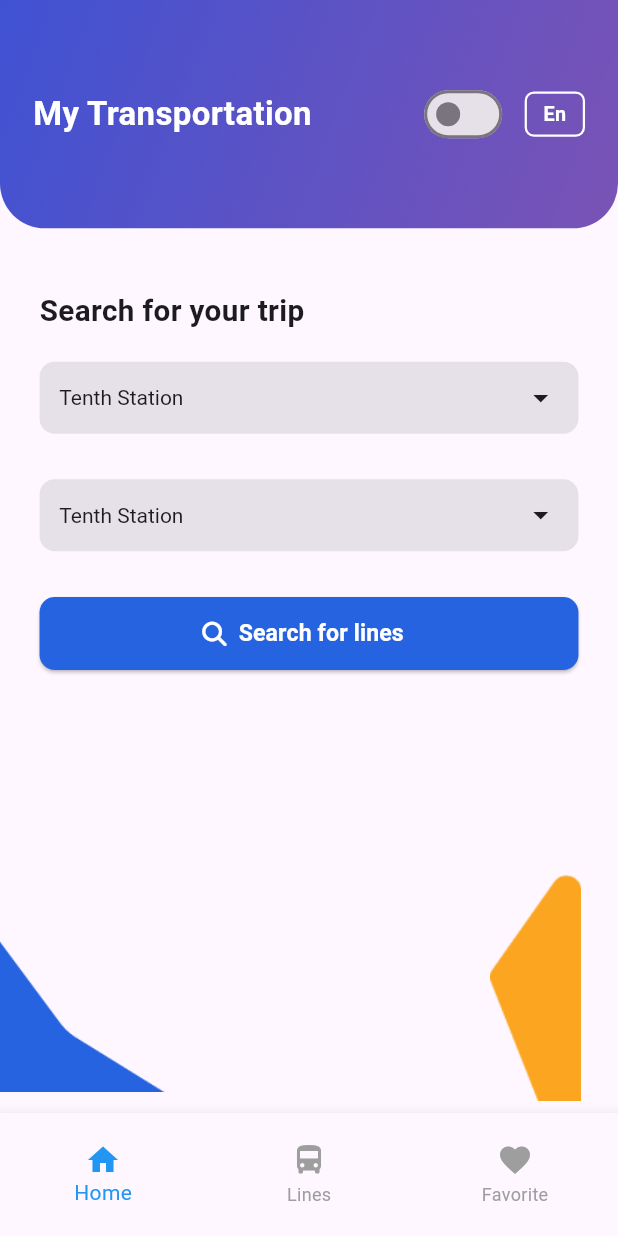
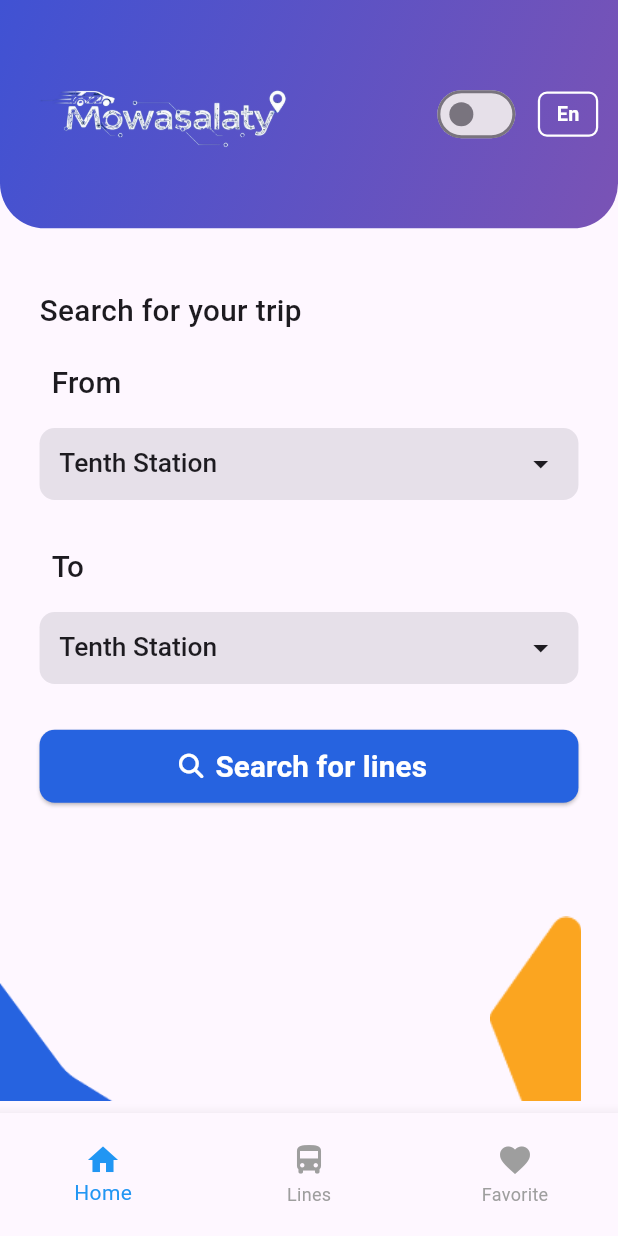
Before and after one commit to MohamedHussein20/graduation, a Flutter app: the screen it shows after launch, on a phone screen of 412 x 824 dp. Run offline on Flutter 3.47's test engine with Material 3 defaults, Android fonts, the light colour scheme and no system bars; our stand-ins replace flutter_screenutil, font_awesome_flutter.

Commit message:
refactor search screen

```diff
--- a/lib/features/constants.dart
+++ /dev/null
@@ -1,3 +0,0 @@
-import 'package:flutter/material.dart';
-
-ThemeData appTheme = ThemeData.light();
--- /dev/null
+++ b/lib/features/search/presentation/screens/search_screen.dart
@@ -0,0 +1,71 @@
+import 'package:flutter/material.dart';
+import 'package:flutter_screenutil/flutter_screenutil.dart';
+import 'package:graduation_app/features/search/presentation/widgets/search_bottom_shapes.dart';
+import 'package:graduation_app/features/search/presentation/widgets/search_custom_button.dart';
+import 'package:graduation_app/features/search/presentation/widgets/search_drop_down_menu_item.dart';
+import 'package:graduation_app/features/search/presentation/widgets/search_settings_bar.dart';
+
+class SearchScreen extends StatelessWidget {
+  const SearchScreen({super.key});
+
+  @override
+  Widget build(BuildContext context) {
+    return Scaffold(
+      backgroundColor: Theme.of(context).colorScheme.surface,
+      body: SingleChildScrollView(
+        child: Column(
+          children: [
+            const SearchSettingsBar(),
+            SizedBox(height: 40.h),
+            Padding(
+              padding: EdgeInsets.symmetric(horizontal: 24.w),
+              child: Column(
+                crossAxisAlignment: CrossAxisAlignment.start,
+                children: [
+                  Text(
+                    "Search for your trip",
+                    style: TextStyle(
+                      fontWeight: FontWeight.w500,
+                      fontSize: 18.sp,
+                      color: Theme.of(context).colorScheme.onSurface,
+                    ),
+                  ),
+                  SizedBox(height: 20.h),
+                  Padding(
+                    padding: const EdgeInsets.symmetric(horizontal: 8.0),
+                    child: Text(
+                      "From",
+                      style: TextStyle(
+                        fontSize: 18.sp,
+                        fontWeight: FontWeight.w500,
+                      ),
+                    ),
+                  ),
+                  SizedBox(height: 16.h),
+                  const SearchDropDownMenuItem(),
+                  SizedBox(height: 30.h),
+                  Padding(
+                    padding: const EdgeInsets.symmetric(horizontal: 8.0),
+                    child: Text(
+                      "To",
+                      style: TextStyle(
+                        fontSize: 18.sp,
+                        fontWeight: FontWeight.w500,
+                      ),
+                    ),
+                  ),
+                  SizedBox(height: 16.h),
+                  const SearchDropDownMenuItem(),
+                  SizedBox(height: 30.h),
+                  // 🔹 Button also adapts
+                  const SearchCustomButton(),
+                ],
+              ),
+            ),
+            const SearchBottomShapes(),
+          ],
+        ),
+      ),
+    );
+  }
+}
--- a/lib/features/search/presentation/search_screen.dart
+++ /dev/null
@@ -1,226 +0,0 @@
-import 'package:flutter/material.dart';
-import 'package:flutter_screenutil/flutter_screenutil.dart';
-import 'package:font_awesome_flutter/font_awesome_flutter.dart';
-import 'package:graduation_app/core/utils/theme_provider.dart';
-import 'package:provider/provider.dart';
-
-class SearchScreen extends StatefulWidget {
-  const SearchScreen({super.key});
-
-  @override
-  State<SearchScreen> createState() => _SearchScreenState();
-}
-
-class _SearchScreenState extends State<SearchScreen> {
-  bool isSwitched = false;
-  @override
-  Widget build(BuildContext context) {
-    return Scaffold(
-      backgroundColor: Theme.of(context).colorScheme.surface,
-      body: SingleChildScrollView(
-        child: Column(
-          children: [
-            Container(
-              width: double.infinity,
-              height: 150.h,
-              padding: EdgeInsets.symmetric(horizontal: 20.w, vertical: 40.h),
-              decoration: const BoxDecoration(
-                gradient: LinearGradient(
-                  colors: [
-                    Color(0xFF4052D3),
-                    Color(0xFF7A53B5),
-                  ],
-                  begin: Alignment.topLeft,
-                  end: Alignment.bottomRight,
-                ),
-                borderRadius: BorderRadius.only(
-                  bottomLeft: Radius.circular(30),
-                  bottomRight: Radius.circular(30),
-                ),
-              ),
-              child: Row(
-                mainAxisAlignment: MainAxisAlignment.spaceBetween,
-                children: [
-                  Text(
-                    "My Transportation",
-                    style: TextStyle(
-                      fontSize: 20.sp,
-                      fontWeight: FontWeight.bold,
-                      color: Theme.of(context).colorScheme.onPrimary,
-                    ),
-                  ),
-                  Row(
-                    children: [
-                      Switch(
-                        value: context.watch<ThemeProvider>().isDarkMode,
-                        onChanged: (value) {
-                          context.read<ThemeProvider>().toggleTheme(value);
-                        },
-                        activeThumbColor: Theme.of(
-                          context,
-                        ).colorScheme.onPrimary,
-                      ),
-                      SizedBox(width: 10.w),
-                      Container(
-                        padding: EdgeInsets.symmetric(
-                          horizontal: 10.w,
-                          vertical: 4.h,
-                        ),
-                        decoration: BoxDecoration(
-                          border: Border.all(
-                            color: Theme.of(context).colorScheme.onPrimary,
-                            width: 1.5,
-                          ),
-                          borderRadius: BorderRadius.circular(6.r),
-                        ),
-                        child: Text(
-                          "En",
-                          style: TextStyle(
-                            fontWeight: FontWeight.bold,
-                            fontSize: 12.sp,
-                            color: Theme.of(context).colorScheme.onPrimary,
-                          ),
-                        ),
-                      ),
-                    ],
-                  ),
-                ],
-              ),
-            ),
-            SizedBox(height: 40.h),
-
-            // 🔹 Example of dropdown and button using theme colors
-            Padding(
-              padding: EdgeInsets.symmetric(horizontal: 24.w),
-              child: Column(
-                crossAxisAlignment: CrossAxisAlignment.start,
-                children: [
-                  Text(
-                    "Search for your trip",
-                    style: TextStyle(
-                      fontWeight: FontWeight.bold,
-                      fontSize: 18.sp,
-                      color: Theme.of(context).colorScheme.onSurface,
-                    ),
-                  ),
-                  SizedBox(height: 20.h),
-
-                  Container(
-                    padding: EdgeInsets.symmetric(horizontal: 12.w),
-                    decoration: BoxDecoration(
-                      color: Theme.of(
-                        context,
-                      ).colorScheme.surfaceContainerHighest,
-                      borderRadius: BorderRadius.circular(10.r),
-                    ),
-                    child: DropdownButtonHideUnderline(
-                      child: DropdownButton<String>(
-                        value: "Tenth Station",
-                        isExpanded: true,
-                        items: const [
-                          DropdownMenuItem(
-                            value: "Tenth Station",
-                            child: Text("Tenth Station"),
-                          ),
-                          DropdownMenuItem(
-                            value: "Downtown",
-                            child: Text("Downtown"),
-                          ),
-                        ],
-                        onChanged: (value) {},
-                        icon: Icon(
-                          Icons.arrow_drop_down,
-                          color: Theme.of(context).colorScheme.onSurface,
-                        ),
-                        style: TextStyle(
-                          color: Theme.of(context).colorScheme.onSurface,
-                        ),
-                      ),
-                    ),
-                  ),
-
-                  SizedBox(height: 30.h),
-                  Container(
-                    padding: EdgeInsets.symmetric(horizontal: 12.w),
-                    decoration: BoxDecoration(
-                      color: Theme.of(
-                        context,
-                      ).colorScheme.surfaceContainerHighest,
-                      borderRadius: BorderRadius.circular(10.r),
-                    ),
-                    child: DropdownButtonHideUnderline(
-                      child: DropdownButton<String>(
-                        value: "Tenth Station",
-                        isExpanded: true,
-                        items: const [
-                          DropdownMenuItem(
-                            value: "Tenth Station",
-                            child: Text("Tenth Station"),
-                          ),
-                          DropdownMenuItem(
-                            value: "Downtown",
-                            child: Text("Downtown"),
-                          ),
-                        ],
-                        onChanged: (value) {},
-                        icon: Icon(
-                          Icons.arrow_drop_down,
-                          color: Theme.of(context).colorScheme.onSurface,
-                        ),
-                        style: TextStyle(
-                          color: Theme.of(context).colorScheme.onSurface,
-                        ),
-                      ),
-                    ),
-                  ),
-                  SizedBox(height: 30.h),
-                  // 🔹 Button also adapts
-                  SizedBox(
-                    width: double.infinity,
-                    height: 48.h,
-                    child: ElevatedButton.icon(
-                      style: ElevatedButton.styleFrom(
-                        backgroundColor: const Color(0xff2663E0),
-                        shape: RoundedRectangleBorder(
-                          borderRadius: BorderRadius.circular(10.r),
-                        ),
-                      ),
-                      onPressed: () {},
-                      icon: Icon(
-                        FontAwesomeIcons.magnifyingGlass,
-                        size: 16.r,
-                        color: Theme.of(context).colorScheme.onPrimary,
-                      ),
-                      label: Text(
-                        "Search for lines",
-                        style: TextStyle(
-                          fontSize: 14.sp,
-                          fontWeight: FontWeight.bold,
-                          color: Theme.of(context).colorScheme.onPrimary,
-                        ),
-                      ),
-                    ),
-                  ),
-                ],
-              ),
-            ),
-            SizedBox(height: 60.h),
-            Row(
-              mainAxisAlignment: MainAxisAlignment.spaceBetween,
-              children: [
-                Image.asset(
-                  "assets/images/blue_corner.png",
-                  width: 100.w,
-                ),
-                Image.asset(
-                  "assets/images/yellow_corner.png",
-                  width: 100.w,
-                ),
-              ],
-            ),
-          ],
-        ),
-      ),
-    );
-  }
-}
--- /dev/null
+++ b/lib/features/search/presentation/widgets/search_bottom_shapes.dart
@@ -0,0 +1,25 @@
+import 'package:flutter/material.dart';
+import 'package:flutter_screenutil/flutter_screenutil.dart';
+
+class SearchBottomShapes extends StatelessWidget {
+  const SearchBottomShapes({
+    super.key,
+  });
+
+  @override
+  Widget build(BuildContext context) {
+    return Row(
+      mainAxisAlignment: MainAxisAlignment.spaceBetween,
+      children: [
+        Image.asset(
+          "assets/images/blue_corner.png",
+          width: 100.w,
+        ),
+        Image.asset(
+          "assets/images/yellow_corner.png",
+          width: 100.w,
+        ),
+      ],
+    );
+  }
+}
--- /dev/null
+++ b/lib/features/search/presentation/widgets/search_custom_button.dart
@@ -0,0 +1,37 @@
+import 'package:flutter/material.dart';
+import 'package:flutter_screenutil/flutter_screenutil.dart';
+import 'package:font_awesome_flutter/font_awesome_flutter.dart';
+
+class SearchCustomButton extends StatelessWidget {
+  const SearchCustomButton({super.key});
+
+  @override
+  Widget build(BuildContext context) {
+    return SizedBox(
+      width: double.infinity,
+      height: 48.h,
+      child: ElevatedButton.icon(
+        style: ElevatedButton.styleFrom(
+          backgroundColor: const Color(0xff2663E0),
+          shape: RoundedRectangleBorder(
+            borderRadius: BorderRadius.circular(10.r),
+          ),
+        ),
+        onPressed: () {},
+        icon: Icon(
+          FontAwesomeIcons.magnifyingGlass,
+          size: 16.r,
+          color: Theme.of(context).colorScheme.onPrimary,
+        ),
+        label: Text(
+          "Search for lines",
+          style: TextStyle(
+            fontSize: 18.sp,
+            fontWeight: FontWeight.bold,
+            color: Theme.of(context).colorScheme.onPrimary,
+          ),
+        ),
+      ),
+    );
+  }
+}
--- /dev/null
+++ b/lib/features/search/presentation/widgets/search_drop_down_menu_item.dart
@@ -0,0 +1,57 @@
+import 'package:flutter/material.dart';
+import 'package:flutter_screenutil/flutter_screenutil.dart';
+
+class SearchDropDownMenuItem extends StatelessWidget {
+  const SearchDropDownMenuItem({
+    super.key,
+  });
+
+  @override
+  Widget build(BuildContext context) {
+    return Container(
+      padding: EdgeInsets.symmetric(horizontal: 12.w),
+      decoration: BoxDecoration(
+        color: Theme.of(
+          context,
+        ).colorScheme.surfaceContainerHighest,
+        borderRadius: BorderRadius.circular(10.r),
+      ),
+      child: DropdownButtonHideUnderline(
+        child: DropdownButton<String>(
+          value: "Tenth Station",
+          isExpanded: true,
+          items: [
+            DropdownMenuItem(
+              value: "Tenth Station",
+              child: Text(
+                "Tenth Station",
+                style: TextStyle(
+                  fontSize: 16.sp,
+                  fontWeight: FontWeight.w500,
+                ),
+              ),
+            ),
+            DropdownMenuItem(
+              value: "Downtown",
+              child: Text(
+                "Downtown",
+                style: TextStyle(
+                  fontSize: 16.sp,
+                  fontWeight: FontWeight.w500,
+                ),
+              ),
+            ),
+          ],
+          onChanged: (value) {},
+          icon: Icon(
+            Icons.arrow_drop_down,
+            color: Theme.of(context).colorScheme.onSurface,
+          ),
+          style: TextStyle(
+            color: Theme.of(context).colorScheme.onSurface,
+          ),
+        ),
+      ),
+    );
+  }
+}
--- /dev/null
+++ b/lib/features/search/presentation/widgets/search_settings_bar.dart
@@ -0,0 +1,85 @@
+import 'package:flutter/material.dart';
+import 'package:flutter_screenutil/flutter_screenutil.dart';
+import 'package:graduation_app/core/utils/theme_provider.dart';
+import 'package:provider/provider.dart';
+
+class SearchSettingsBar extends StatefulWidget {
+  const SearchSettingsBar({
+    super.key,
+  });
+
+  @override
+  State<SearchSettingsBar> createState() => _SearchSettingsBarState();
+}
+
+class _SearchSettingsBarState extends State<SearchSettingsBar> {
+  bool isSwitched = false;
+  @override
+  Widget build(BuildContext context) {
+    return Container(
+      width: double.infinity,
+      height: 150.h,
+      padding: EdgeInsets.symmetric(horizontal: 12.w, vertical: 40.h),
+      decoration: const BoxDecoration(
+        gradient: LinearGradient(
+          colors: [
+            Color(0xFF4052D3),
+            Color(0xFF7A53B5),
+          ],
+          begin: Alignment.topLeft,
+          end: Alignment.bottomRight,
+        ),
+        borderRadius: BorderRadius.only(
+          bottomLeft: Radius.circular(30),
+          bottomRight: Radius.circular(30),
+        ),
+      ),
+      child: Row(
+        mainAxisAlignment: MainAxisAlignment.spaceBetween,
+        children: [
+          Image.asset(
+            width: 180.w,
+            height: 75.h,
+            "assets/images/mowasalaty.png",
+            fit: BoxFit.cover,
+          ),
+          Row(
+            children: [
+              Switch(
+                value: context.watch<ThemeProvider>().isDarkMode,
+                onChanged: (value) {
+                  context.read<ThemeProvider>().toggleTheme(value);
+                },
+                activeThumbColor: Theme.of(
+                  context,
+                ).colorScheme.onPrimary,
+              ),
+              SizedBox(width: 10.w),
+              Container(
+                padding: EdgeInsets.symmetric(
+                  horizontal: 10.w,
+                  vertical: 4.h,
+                ),
+                decoration: BoxDecoration(
+                  border: Border.all(
+                    color: Theme.of(context).colorScheme.onPrimary,
+                    width: 1.5,
+                  ),
+                  borderRadius: BorderRadius.circular(6.r),
+                ),
+                child: Text(
+                  "En",
+                  style: TextStyle(
+                    fontWeight: FontWeight.bold,
+                    fontSize: 12.sp,
+                    color: Theme.of(context).colorScheme.onPrimary,
+                  ),
+                ),
+              ),
+            ],
+          ),
+        ],
+      ),
+    );
+  }
+}
--- a/lib/main.dart
+++ b/lib/main.dart
@@ -4,17 +4,18 @@ import 'package:provider/provider.dart';
 import 'package:flutter_screenutil/flutter_screenutil.dart';
 import 'package:graduation_app/features/lines/presentation/lines_screen.dart';
 import 'package:graduation_app/features/favorite/presentation/favorite_screen.dart';
-import 'package:graduation_app/features/search/presentation/search_screen.dart';
+import 'package:graduation_app/features/search/presentation/screens/search_screen.dart';
 
 void main() {
   runApp(
     ChangeNotifierProvider(
-    create: (_) => ThemeProvider(),
-    child: const MyApp(),
-  ));
+      create: (_) => ThemeProvider(),
+      child: const MyApp(),
+    ),
+  );
 }
 
-Widget? body = const SearchScreen();
+Widget body = const SearchScreen();
 List<Widget> screens = [
   const SearchScreen(),
   const LinesScreen(),
@@ -71,7 +72,10 @@ class _HomeScreenState extends State<HomeScreen> {
             });
           },
           items: const [
-            BottomNavigationBarItem(icon: Icon(Icons.home), label: "Home"),
+            BottomNavigationBarItem(
+              icon: Icon(Icons.home),
+              label: "Home",
+            ),
             BottomNavigationBarItem(
               icon: Icon(Icons.directions_bus),
               label: "Lines",
```
Also changed, not shown: assets/images/mowasalaty.png (added).
